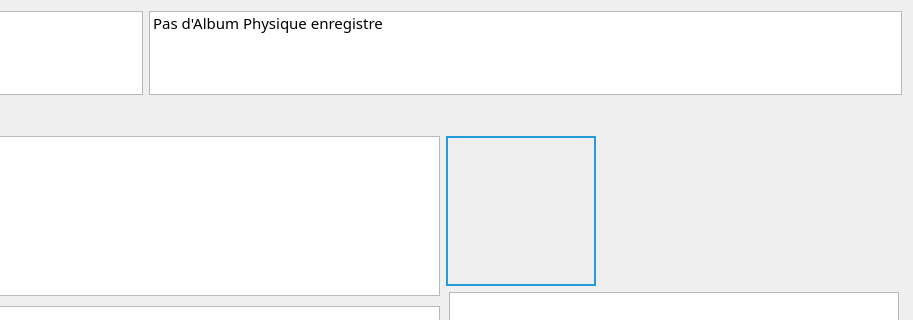
Before: the Qt Designer form projet-musique/core/ongletphys.ui in toopoormaghell/projet-musique, drawn with Qt 5; both pictures show x 124 to 1037 and y 0 to 320 of the 1037 by 817 pixel window.
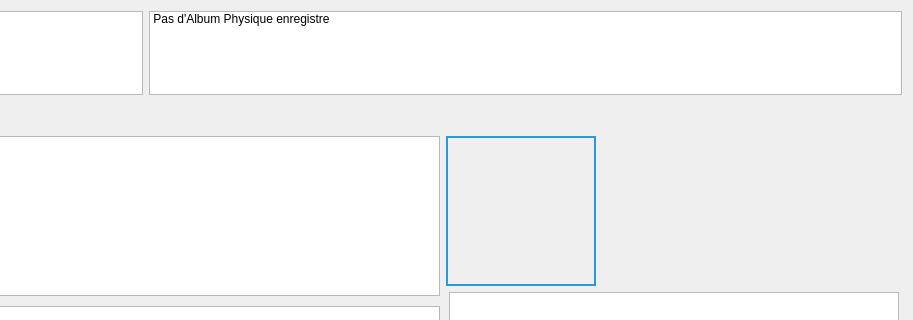
After: the same form once the commit is applied.

Commit message: L'affichage du nom de l'artiste dans l'onglet Phys est mis en place.

What changed in the file:
```diff
--- a/projet-musique/core/ongletphys.ui
+++ b/projet-musique/core/ongletphys.ui
@@ -62,8 +62,8 @@
        </property>
        <property name="font">
         <font>
-         <family>Myriad Pro</family>
-         <pointsize>11</pointsize>
+         <family>Segoe UI</family>
+         <pointsize>9</pointsize>
         </font>
        </property>
        <property name="iconSize">
```
Left out of the diff: 3 changed lines with no effect on the pictures. The commit also changes 2 other files.
